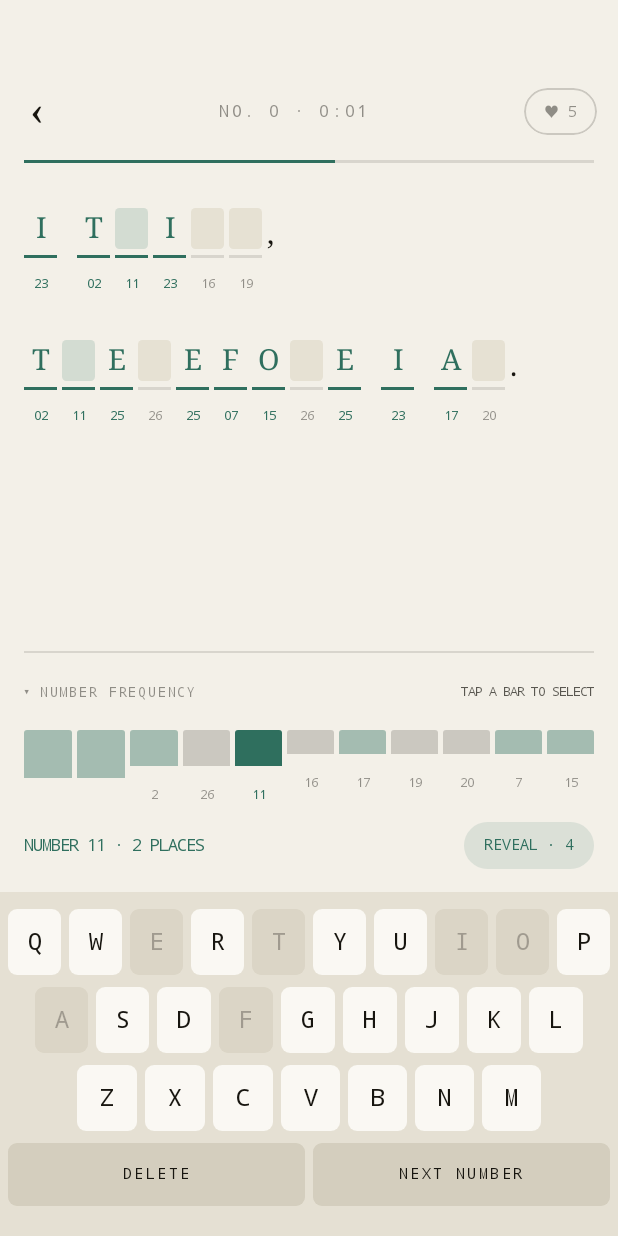
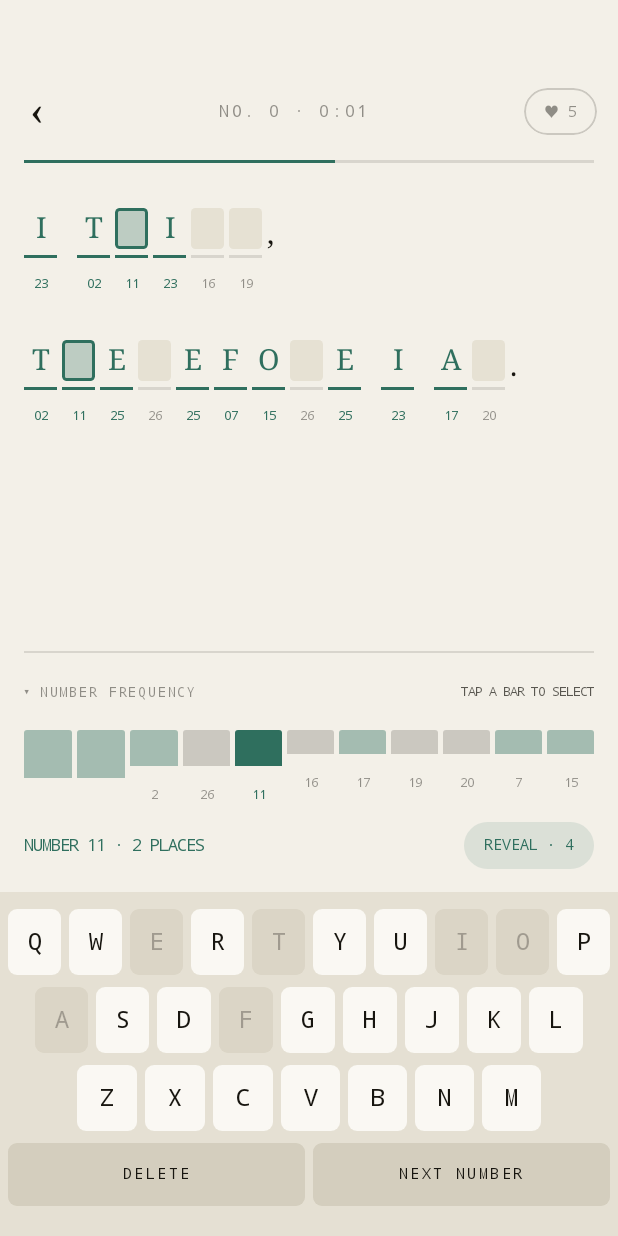
Before and after one commit to IpadApe/Cryptogram-Infinite, an Android app built with Jetpack Compose: the composable PlayScreen called with empty values, on a phone screen of 412 x 824 dp. Run offline under Robolectric (Android 15) with nearby library versions, the phone set to English and light mode, and no system bars; our stand-ins replace AdMob, Room's generated code; pictures from the network do not load; 5 statements that could not run were skipped.

Commit message:
Highlight empty same-number tiles when a tile is tapped
Every letter tile is now tappable (including given / correctly-placed
ones). Tapping selects that number, and the still-empty tiles that share
it get an accent border ring plus a stronger tint, so you can see where
else that letter goes - most useful in fill-one-tile-at-a-time mode.

assembleDebug + unit tests + lintDebug + assembleRelease green; verified
on emulator.

Co-Authored-By: Claude Sonnet 5 <noreply@anthropic.com>
Claude-Session: https://claude.ai/code/session_01V6aPVvQ2BLw3VTPrvFTWaf

```diff
--- a/app/src/main/java/dev/milan/cryptogram/ui/play/PuzzleGrid.kt
+++ b/app/src/main/java/dev/milan/cryptogram/ui/play/PuzzleGrid.kt
@@ -5,6 +5,7 @@ import androidx.compose.animation.core.Animatable
 import androidx.compose.animation.core.LinearEasing
 import androidx.compose.animation.core.tween
 import androidx.compose.foundation.background
+import androidx.compose.foundation.border
 import androidx.compose.foundation.clickable
 import androidx.compose.foundation.interaction.MutableInteractionSource
 import androidx.compose.foundation.layout.Arrangement
@@ -127,7 +128,12 @@ private fun Tile(
     val c = CryptoTheme.colors
     val hasGuess = letter != null
 
+    // A same-number tile that is still empty: highlight it so tapping a
+    // correctly-placed letter shows where else that number goes.
+    val emptyMate = selected && !hasGuess && !solved && !flashWrong
+
     val tileBg = when {
+        emptyMate -> c.accent.copy(alpha = 0.28f)
         selected && !solved -> c.accent.copy(alpha = 0.16f)
         !hasGuess && !solved -> c.tileUnsolved
         else -> Color.Transparent
@@ -175,11 +181,11 @@ private fun Tile(
         modifier = Modifier
             .width(22.dp)
             .graphicsLayer { translationX = shake.value }
-            .let { if (locked) it else it.clickable(
+            .clickable(
                 interactionSource = remember { MutableInteractionSource() },
                 indication = null,
                 onClick = onClick,
-            ) }
+            )
             .semantics { contentDescription = desc },
     ) {
         Box(
@@ -187,7 +193,10 @@ private fun Tile(
                 .fillMaxWidth()
                 .height(27.dp)
                 .clip(RoundedCornerShape(3.dp))
-                .background(bg),
+                .background(bg)
+                .let {
+                    if (emptyMate) it.border(1.5.dp, c.accent, RoundedCornerShape(3.dp)) else it
+                },
             contentAlignment = Alignment.Center,
         ) {
             if (hasGuess && !flashWrong) {
```
